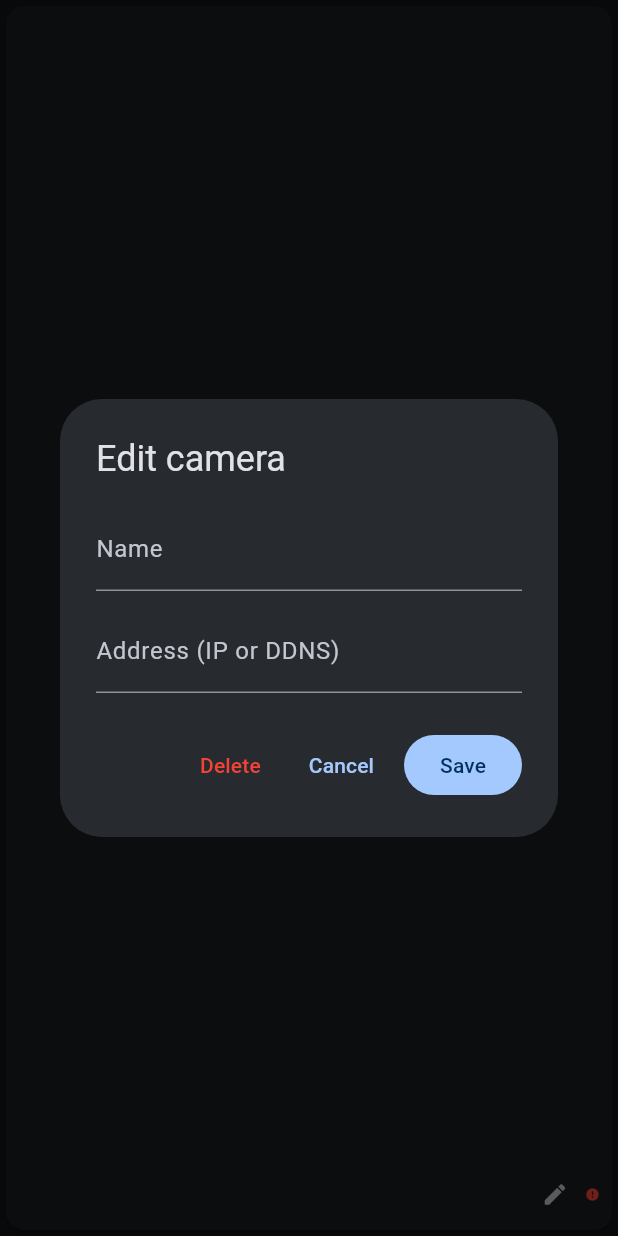
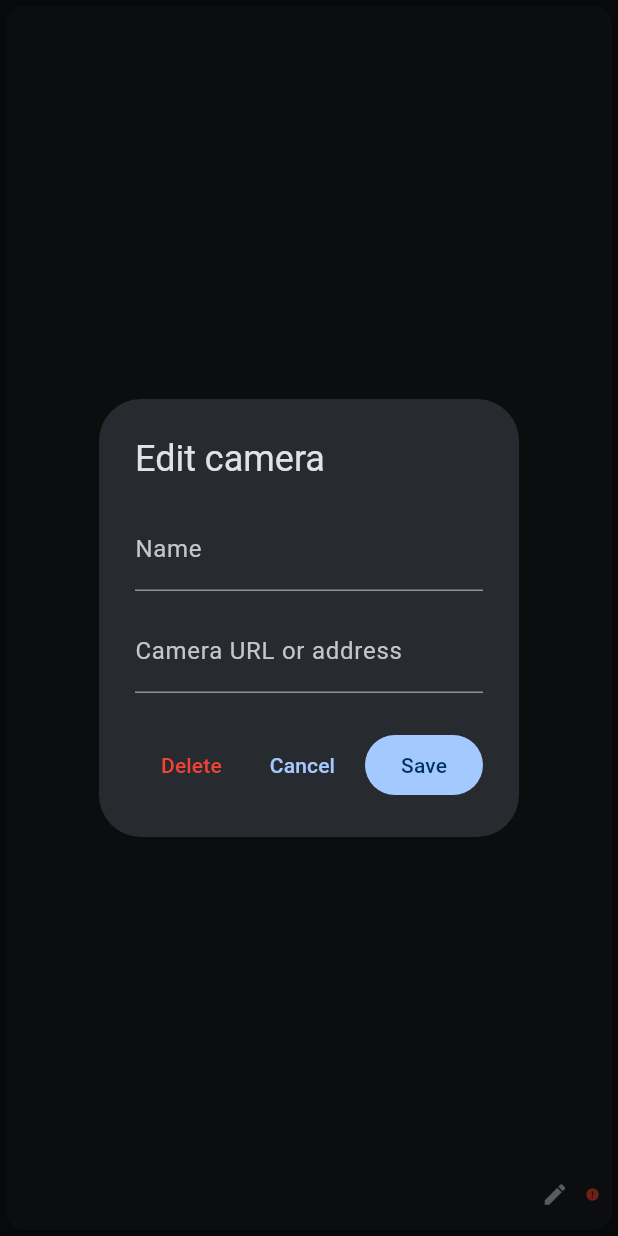
Before and after one commit to jwgmpi-wolff/camcontrol, a Flutter app: the DirectCameraTile widget shown alone on an empty page, opened directly with empty values, after a tap on the "edit" icon, on a phone screen of 412 x 824 dp. Run offline on Flutter 3.47's test engine with Material 3 defaults, Android fonts, the phone set to English and light mode, and no system bars; our stand-ins replace share_plus, shared_preferences, video_player; accounts and stored records are empty; network calls fail.

Commit message:
fix: reuse direct camera HTTP connections
Prevent direct camera polling from exhausting embedded web servers, clarify the camera URL input, and publish Android build 3.

```diff
--- a/ui/lib/screens/direct_camera_tile.dart
+++ b/ui/lib/screens/direct_camera_tile.dart
@@ -22,6 +22,7 @@
 
 class _DirectCameraTileState extends State<DirectCameraTile>
     with WidgetsBindingObserver {
+  http.Client _httpClient = http.Client();
   Timer? _timer;
   Uint8List? _frame;
   String? _error;
@@ -61,14 +62,18 @@
     }
     _fetching = true;
     try {
-      final res = await http
+      final res = await _httpClient
           .get(Uri.parse(
               'http://$host/live.jpg?t=${DateTime.now().millisecondsSinceEpoch}'))
           .timeout(const Duration(seconds: 10));
       if (res.statusCode != 200) throw Exception('HTTP ${res.statusCode}');
       if (mounted) setState(() { _frame = res.bodyBytes; _error = null; });
     } catch (e) {
-      if (mounted) setState(() => _error = 'Unreachable');
+      if (mounted) {
+        _httpClient.close();
+        _httpClient = http.Client();
+        setState(() => _error = 'Unreachable');
+      }
     } finally {
       _fetching = false;
     }
@@ -84,6 +89,7 @@
   @override
   void dispose() {
     _stopPolling();
+    _httpClient.close();
     WidgetsBinding.instance.removeObserver(this);
     super.dispose();
   }
@@ -112,8 +118,8 @@
             TextField(
               controller: hostCtrl,
               decoration: const InputDecoration(
-                labelText: 'Address (IP or DDNS)',
-                hintText: '192.168.1.50 or myhome.duckdns.org:8080',
+                labelText: 'Camera URL or address',
+                hintText: 'http://192.168.1.50/live.html',
               ),
               keyboardType: TextInputType.url,
               autocorrect: false,
--- a/ui/pubspec.yaml
+++ b/ui/pubspec.yaml
@@ -16,7 +16,7 @@
 # https://developer.apple.com/library/archive/documentation/General/Reference/InfoPlistKeyReference/Articles/CoreFoundationKeys.html
 # In Windows, build-name is used as the major, minor, and patch parts
 # of the product and file versions while build-number is used as the build suffix.
-version: 1.0.0+2
+version: 1.0.0+3
 
 environment:
   sdk: ^3.13.2
```
Also changed, not shown: ui/lib/screens/direct_camera_view.dart (+8 -2 lines).
